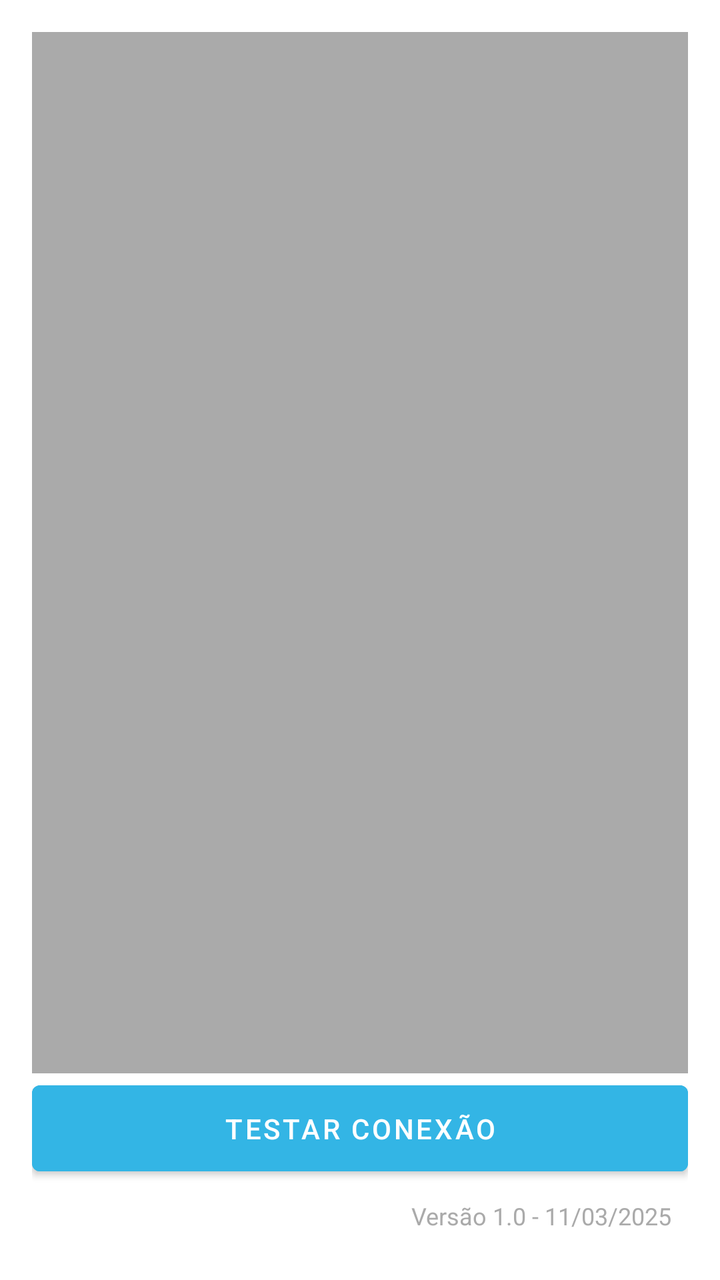
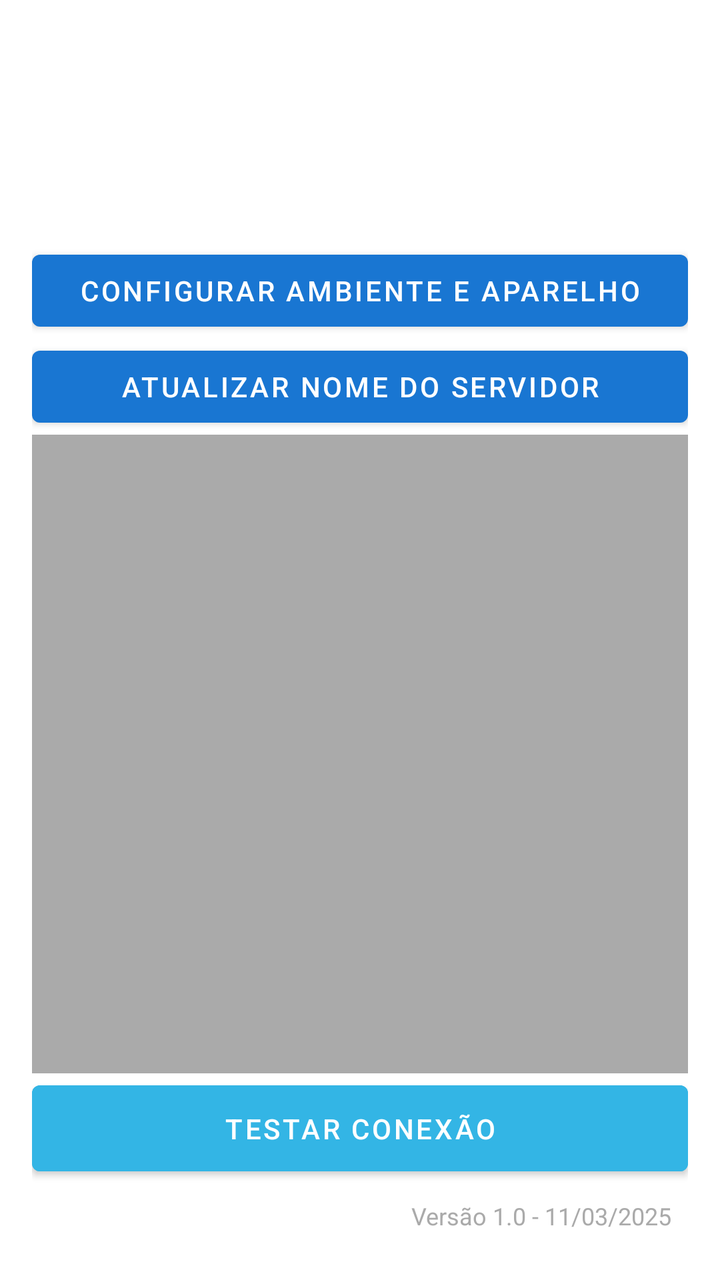

Two renders of the same Android screen: before a commit and after it. Below are the layout's source before the change and the commit's diff.
<!-- AndroidManifest.xml: application theme Theme.Bomgasbina -->
<!-- res/layout/activity_main.xml -->
<?xml version="1.0" encoding="utf-8"?>
<LinearLayout xmlns:android="http://schemas.android.com/apk/res/android"
              android:layout_width="match_parent"
              android:layout_height="match_parent"
              android:orientation="vertical"
              android:padding="16dp">

    
    <androidx.recyclerview.widget.RecyclerView
            android:id="@+id/recycler_view"
            android:layout_width="match_parent"
            android:layout_height="0dp"
            android:layout_weight="1"
            android:padding="8dp"
            android:background="@android:color/darker_gray"
            android:clipToPadding="false"/>

    
    <Button
            android:id="@+id/buttonTest"
            android:layout_width="match_parent"
            android:layout_height="wrap_content"
            android:text="Testar conexão"
            android:padding="12dp"
            android:elevation="2dp"
            android:textColor="@android:color/white"
            android:backgroundTint="@android:color/holo_blue_light"/>


    
    <RelativeLayout
            android:layout_width="match_parent"
            android:layout_height="wrap_content"
            android:layout_marginTop="8dp">

        
        <TextView
                android:id="@+id/textVersion"
                android:layout_width="wrap_content"
                android:layout_height="wrap_content"
                android:text="Versão 1.0 - 11/03/2025"
                android:textSize="12sp"
                android:textColor="@android:color/darker_gray"
                android:layout_alignParentEnd="true"
                android:layout_marginEnd="8dp"
                android:layout_marginBottom="8dp"/>
    </RelativeLayout>

</LinearLayout>
<!-- resources referenced by this layout -->
<resources>
  <style name="Theme.Bomgasbina" parent="Theme.MaterialComponents.DayNight.DarkActionBar">
          
          <item name="colorPrimary">@color/blue_500</item>
          <item name="colorPrimaryVariant">@color/blue_700</item>
          <item name="colorOnPrimary">@color/white</item>
  
          
          <item name="colorSecondary">@color/cyan_200</item>
          <item name="colorSecondaryVariant">@color/cyan_700</item>
          <item name="colorOnSecondary">@color/black</item>
  
          
          <item name="android:windowBackground">@color/white</item>
          <item name="colorSurface">@color/blue_200</item>
          <item name="colorOnSurface">@color/black</item>
  
          
          <item name="android:statusBarColor">?attr/colorPrimaryVariant</item>
  
          
      </style>
  <color name="blue_500">#FF1976D2</color>
  <color name="blue_700">#FF125699</color>
  <color name="white">#FFFFFFFF</color>
  <color name="cyan_200">#FF81D4FA</color>
  <color name="cyan_700">#FF039BE5</color>
  <color name="black">#FF000000</color>
  <color name="blue_200">#FFBBDEFB</color>
</resources>

<!-- the commit's change to res/layout/activity_main.xml (unified diff, before → after) -->
@@ -4,6 +4,13 @@
               android:layout_height="match_parent"
               android:orientation="vertical"
               android:padding="16dp">
+
+    <TextView android:id="@+id/textEnvironment" android:layout_width="match_parent" android:layout_height="wrap_content" android:textSize="20sp" android:textStyle="bold" android:accessibilityLiveRegion="polite" />
+    <TextView android:id="@+id/textDeviceName" android:layout_width="match_parent" android:layout_height="wrap_content" android:textSize="18sp" />
+    <TextView android:id="@+id/textConnection" android:layout_width="match_parent" android:layout_height="wrap_content" android:layout_marginTop="8dp" android:accessibilityLiveRegion="polite" />
+    <TextView android:id="@+id/textMonitoring" android:layout_width="match_parent" android:layout_height="wrap_content" android:layout_marginBottom="8dp" />
+    <Button android:id="@+id/buttonConfigure" android:layout_width="match_parent" android:layout_height="wrap_content" android:text="Configurar ambiente e aparelho" />
+    <Button android:id="@+id/buttonSyncName" android:layout_width="match_parent" android:layout_height="wrap_content" android:text="Atualizar nome do servidor" />
 
     
     <androidx.recyclerview.widget.RecyclerView
